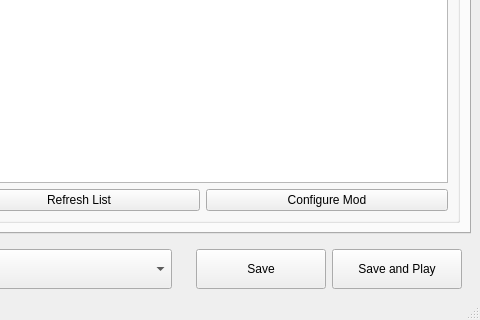
Before: the Qt Designer form windowUIFiles/mainwindow.ui in KidWizardOfTheWeb/ReaperCo.ModManager, drawn with Qt 5; both pictures show x 320 to 800 and y 480 to 800 of the 800 by 800 pixel window.
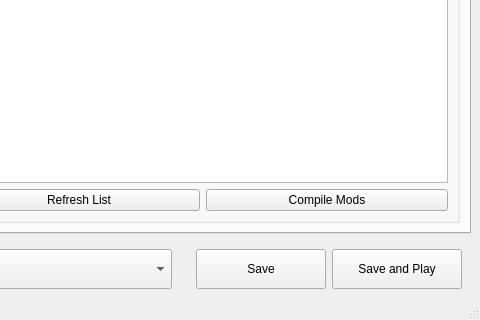
After: the same form once the commit is applied. Icons and pictures are not drawn.

What changed in the file:
```diff
--- a/windowUIFiles/mainwindow.ui
+++ b/windowUIFiles/mainwindow.ui
@@ -98,7 +98,7 @@
                <item>
                 <widget class="QPushButton" name="configModButton">
                  <property name="text">
-                  <string>Configure Mod</string>
+                  <string>Compile Mods</string>
                  </property>
                 </widget>
                </item>
```
Left out of the diff: 10 changed lines with no effect on the pictures.
